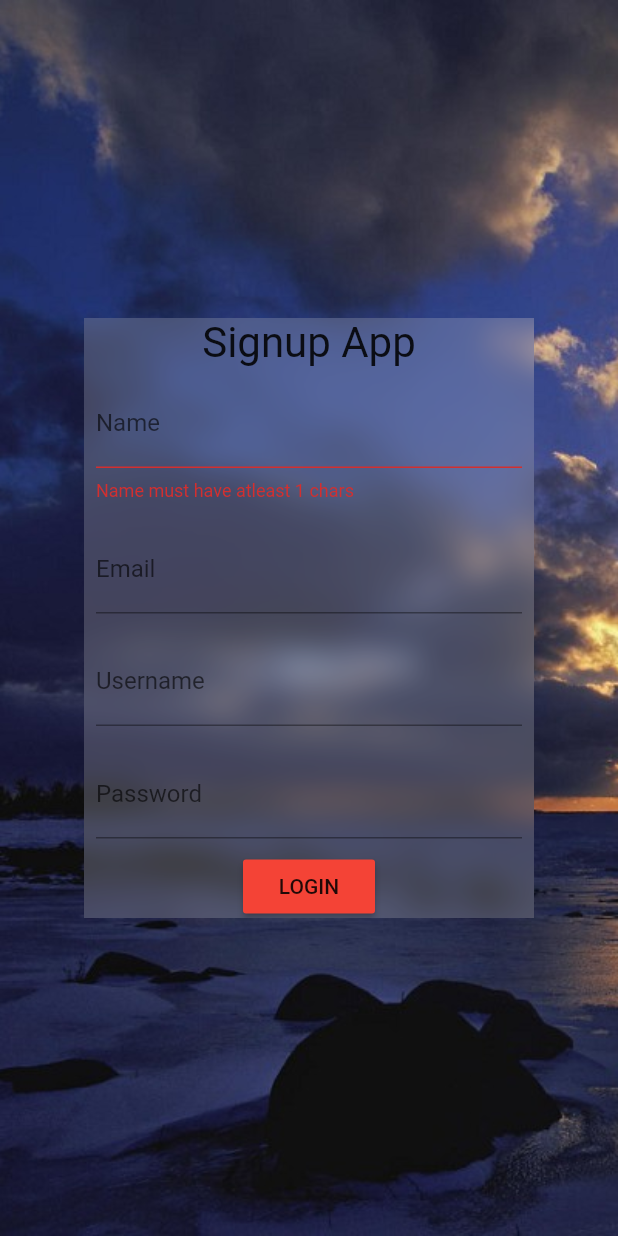
After one commit to muniz95/gameware-dart, a Flutter app: the SignupPage screen opened by its route, after a tap on "LOGIN", on a phone screen of 412 x 824 dp. The commit adds this screen. Run offline on Flutter 3.47's test engine with Material 2 defaults, Android fonts, the phone set to English and light mode, and no system bars; our stand-ins replace flutter_redux, redux, sqflite; accounts and stored records are empty.

Commit message:
Melhorias na arquitetura, cadastro e login de usuários

```diff
--- a/lib/data/DBHelper.dart
+++ b/lib/data/DBHelper.dart
@@ -31,7 +31,7 @@ class DatabaseHelper {
   void _onCreate(Database db, int version) async {
     // When creating the db, create the table
     await db.execute(
-    "CREATE TABLE User(id INTEGER PRIMARY KEY, username TEXT, password TEXT)");
+    "CREATE TABLE User(id INTEGER PRIMARY KEY, name TEXT, email TEXT, username TEXT, password TEXT)");
     print("Created tables");
   }
 
@@ -47,10 +47,17 @@ class DatabaseHelper {
     return res;
   }
 
-  Future<bool> isLoggedIn() async {
+  Future<User> isLoggedIn(String username, String password) async {
     var dbClient = await db;
-    var res = await dbClient.query("User");
-    return res.length > 0? true: false;
+    List<Map> userRaw = await dbClient.rawQuery(
+      "SELECT * FROM User WHERE username = '$username' AND password = '$password'"
+    );
+
+    if (userRaw.length > 0) {
+      return new User.map(userRaw[0]);
+    }
+
+    return null;
   }
 
 }
--- a/lib/models/User.dart
+++ b/lib/models/User.dart
@@ -1,20 +1,31 @@
 class User {
-  String _username;
-  String _password;
-  User(this._username, this._password);
+  User({
+    this.name,
+    this.email,
+    this.username,
+    this.password,
+  });
 
-  User.map(dynamic obj) {
-    this._username = obj["username"];
-    this._password = obj["password"];
+  final String name;
+  final String email;
+  final String username;
+  final String password;
+
+  factory User.map(dynamic obj) {
+    return new User(
+      name: obj["name"],
+      email: obj["email"],
+      username: obj["username"],
+      password: obj["password"],
+    );
   }
-
-  String get username => _username;
-  String get password => _password;
 
   Map<String, dynamic> toMap() {
     Map<String, dynamic> map = new Map<String, dynamic>();
-    map["username"] = _username;
-    map["password"] = _password;
+    map["name"] = name;
+    map["email"] = email;
+    map["username"] = username;
+    map["password"] = password;
 
     return map;
   }
--- a/lib/redux/user/user_reducer.dart
+++ b/lib/redux/user/user_reducer.dart
@@ -18,5 +18,5 @@ UserState _settingUser(UserState state, SettingUserAction action) {
 }
 
 UserState _errorSettingUser(UserState state, ErrorSettingUserAction action) {
-  return state.copyWith(user: new User('', ''));
+  return state.copyWith(user: new User());
 }
--- a/lib/redux/user/user_state.dart
+++ b/lib/redux/user/user_state.dart
@@ -11,7 +11,7 @@ class UserState {
 
   factory UserState.initial() {
     return new UserState(
-      user: new User('', ''),
+      user: new User(),
     );
   }
 
--- a/lib/routes.dart
+++ b/lib/routes.dart
@@ -1,9 +1,12 @@
 import 'package:flutter/material.dart';
-import 'package:gameware/views/login/LoginView.dart';
-import 'package:gameware/views/home/HomeView.dart';
+
+import 'package:gameware/views/home/HomePage.dart';
+import 'package:gameware/views/login/LoginPage.dart';
+import 'package:gameware/views/signup/SignupPage.dart';
 
 final routes = {
-  '/login': (BuildContext ctx) => new LoginView(),
-  '/home': (BuildContext ctx) => new HomeView(),
-  '/': (BuildContext ctx) => new LoginView(),
+  '/signup': (BuildContext ctx) => new SignupPage(),
+  '/login': (BuildContext ctx) => new LoginPage(),
+  '/home': (BuildContext ctx) => new HomePage(),
+  '/': (BuildContext ctx) => new LoginPage(),
 };
--- /dev/null
+++ b/lib/views/signup/SignupPage.dart
@@ -0,0 +1,146 @@
+import 'dart:async';
+import 'dart:ui';
+
+import 'package:flutter/material.dart';
+import 'package:flutter/services.dart';
+import 'package:flutter_redux/flutter_redux.dart';
+import 'package:gameware/data/DBHelper.dart';
+import 'package:gameware/models/User.dart';
+import 'package:gameware/redux/app/app_state.dart';
+import 'package:gameware/redux/user/user_actions.dart';
+
+class SignupPage extends StatefulWidget {
+  @override
+  State<StatefulWidget> createState() => new _SignupPageState();
+}
+
+class _SignupPageState extends State<SignupPage> {
+  BuildContext _ctx;
+
+  bool _isLoading = false;
+  final formKey = new GlobalKey<FormState>();
+  final scaffoldKey = new GlobalKey<ScaffoldState>();
+  String _name, _email, _username, _password;
+
+  _SignupPageState();
+
+  void _submit() {
+    final form = formKey.currentState;
+    SystemChannels.textInput.invokeMethod('TextInput.hide');
+
+    if (form.validate()) {
+      form.save();
+      User user = new User(
+        name: _name, email: _email, username: _username, password: _password
+      );
+
+      setState(() => _isLoading = false);
+      var db = new DatabaseHelper();
+      db.saveUser(user)
+      .then((res) {
+        var store = StoreProvider.of<AppState>(context);
+        store.dispatch(new UserLoginAction(user));
+        _showSnackBar('Usuário cadastrado com sucesso!');
+        new Future.delayed(new Duration(seconds: 5)).then((_) {
+          Navigator.of(_ctx).pop("/home");
+        });
+      })
+      .catchError((err) {
+        _showSnackBar('Error: $err');
+      });
+    }
+  }
+
+  void _showSnackBar(String text) {
+    scaffoldKey.currentState
+        .showSnackBar(new SnackBar(content: new Text(text)));
+  }
+
+  @override
+  Widget build(BuildContext context) {
+    _ctx = context;
+    var loginBtn = new RaisedButton(
+      onPressed: _submit,
+      child: new Text("LOGIN"),
+      color: Colors.primaries[0],
+    );
+    var loginForm = new Column(
+      children: <Widget>[
+        new Text(
+          "Signup App",
+          textScaleFactor: 2.0,
+        ),
+        new Form(
+          key: formKey,
+          child: new Column(
+            children: <Widget>[
+              new Padding(
+                padding: const EdgeInsets.all(8.0),
+                child: new TextFormField(
+                  onSaved: (val) => _name = val,
+                  validator: (val) {
+                    return val.length < 1
+                        ? "Name must have atleast 1 chars"
+                        : null;
+                  },
+                  decoration: new InputDecoration(labelText: "Name"),
+                ),
+              ),
+              new Padding(
+                padding: const EdgeInsets.all(8.0),
+                child: new TextFormField(
+                  keyboardType: TextInputType.emailAddress,
+                  onSaved: (val) => _email = val,
+                  decoration: new InputDecoration(labelText: "Email"),
+                ),
+              ),
+              new Padding(
+                padding: const EdgeInsets.all(8.0),
+                child: new TextFormField(
+                  onSaved: (val) => _username = val,
+                  decoration: new InputDecoration(labelText: "Username"),
+                ),
+              ),
+              new Padding(
+                padding: const EdgeInsets.all(8.0),
+                child: new TextFormField(
+                  obscureText: true,
+                  onSaved: (val) => _password = val,
+                  decoration: new InputDecoration(labelText: "Password"),
+                ),
+              ),
+            ],
+          ),
+        ),
+        _isLoading ? new CircularProgressIndicator() : loginBtn
+      ],
+      crossAxisAlignment: CrossAxisAlignment.center,
+    );
+
+    return new Scaffold(
+      appBar: null,
+      key: scaffoldKey,
+      body: new Container(
+        decoration: new BoxDecoration(
+          image: new DecorationImage(
+              image: new AssetImage("assets/signup_background.jpg"),
+              fit: BoxFit.cover),
+        ),
+        child: new Center(
+          child: new ClipRect(
+            child: new BackdropFilter(
+              filter: new ImageFilter.blur(sigmaX: 10.0, sigmaY: 10.0),
+              child: new Container(
+                child: loginForm,
+                height: 400.0,
+                width: 300.0,
+                decoration: new BoxDecoration(
+                    color: Colors.grey.shade200.withOpacity(0.2)),
+              ),
+            ),
+          ),
+        ),
+      ),
+    );
+  }
+}
--- a/pubspec.yaml
+++ b/pubspec.yaml
@@ -62,3 +62,4 @@ flutter:
   # see https://flutter.io/custom-fonts/#from-packages
   assets:
     - assets/login_background.jpg
+    - assets/signup_background.jpg
```
Also changed, not shown: lib/auth.dart (deleted, +0 -44 lines), lib/views/home/HomePage.dart (added, +47 -0 lines), lib/views/home/HomeView.dart (deleted, +0 -66 lines), lib/views/home/HomeViewModel.dart (renamed from lib/views/home/HomePresenter.dart, +5 -5 lines), lib/views/login/LoginPage.dart (renamed from lib/views/login/LoginView.dart, +45 -56 lines), lib/views/login/LoginPresenter.dart (deleted, +0 -20 lines), assets/login_background.jpg, assets/signup_background.jpg (added).
